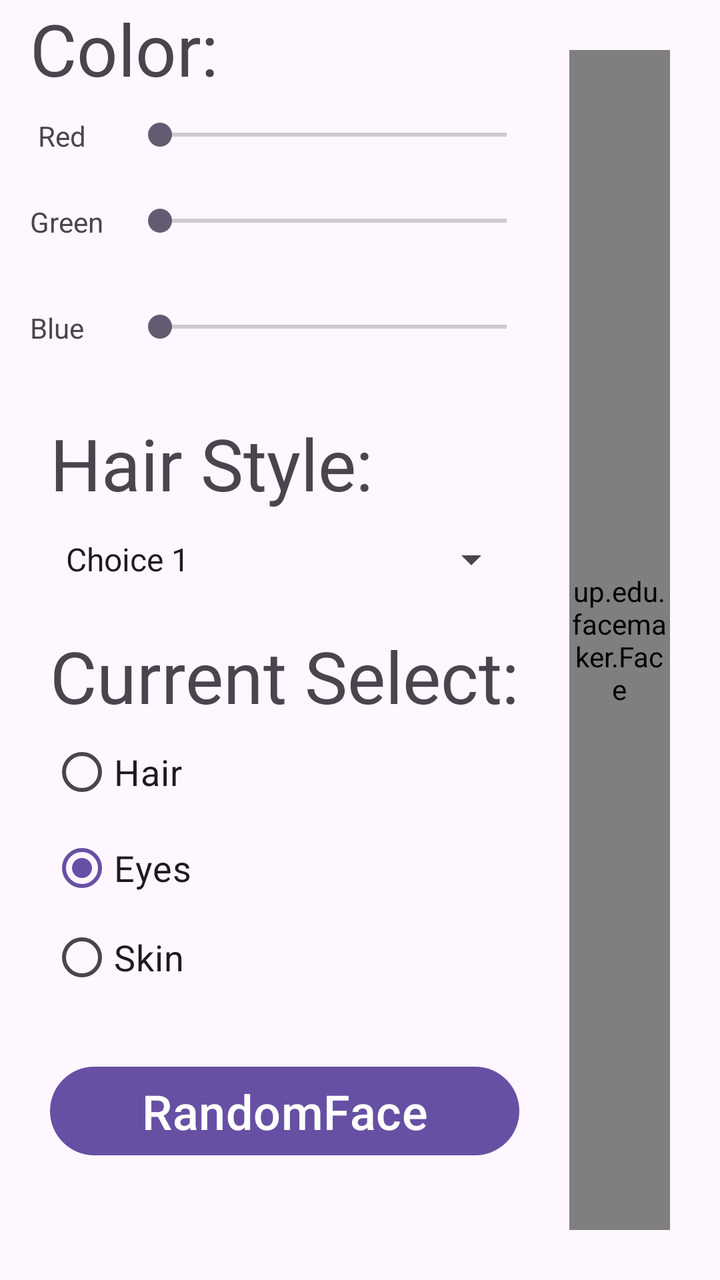
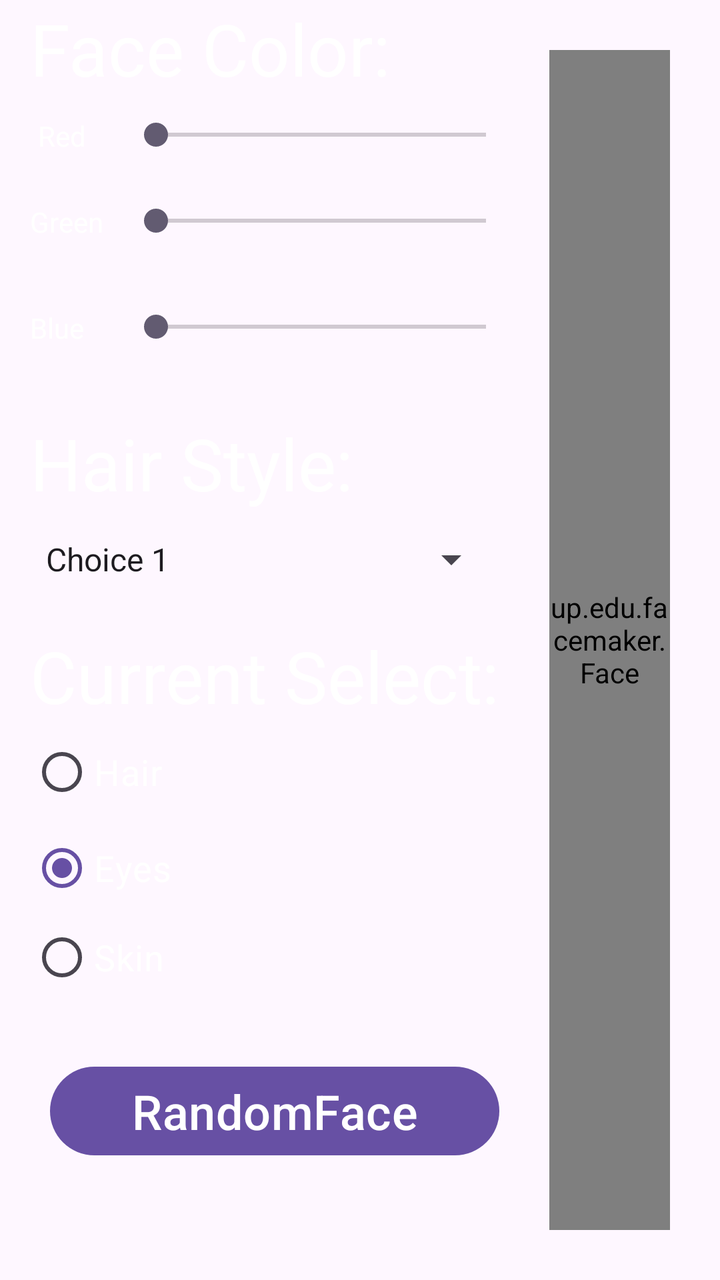

The first picture is an Android layout as it rendered before a commit; the second is the same layout after the commit. The layout source and the unified diff follow.
<!-- AndroidManifest.xml: application theme Theme.FaceMaker -->
<!-- res/layout/activity_main.xml -->
<LinearLayout xmlns:android="http://schemas.android.com/apk/res/android"
    xmlns:tools="http://schemas.android.com/tools"
    android:id="@+id/main"
    android:layout_width="match_parent"
    android:layout_height="match_parent"
    tools:context=".MainActivity">

<LinearLayout

        android:layout_width="match_parent"
        android:layout_height="match_parent"
        android:layout_weight="1"
        android:orientation="vertical">

        <LinearLayout
            android:layout_width="match_parent"
            android:layout_height="match_parent"
            android:orientation="horizontal">

            <LinearLayout
                android:layout_width="wrap_content"
                android:layout_height="match_parent"
                android:layout_marginStart="15dp"
                android:layout_marginEnd="25dp"
                android:orientation="vertical">

                <TextView
                    android:id="@+id/textView"
                    android:layout_width="match_parent"
                    android:layout_height="wrap_content"
                    android:text="Color:"
                    android:textSize="36sp" />

                <LinearLayout
                    android:layout_width="match_parent"
                    android:layout_height="match_parent"
                    android:layout_weight=".6"
                    android:orientation="horizontal">

                    <TextView
                        android:id="@+id/textView9"
                        android:layout_width="match_parent"
                        android:layout_height="wrap_content"
                        android:layout_marginLeft="4dp"
                        android:layout_marginTop="10dp"
                        android:layout_weight="5"
                        android:text="Red" />

                    <Space
                        android:layout_width="wrap_content"
                        android:layout_height="wrap_content"
                        android:layout_weight=".25" />

                    <SeekBar
                        android:id="@+id/seekBar"
                        android:layout_width="match_parent"
                        android:layout_height="wrap_content"
                        android:layout_marginTop="10dp"
                        android:layout_weight="1"
                        android:max="255" />

                </LinearLayout>

                <LinearLayout
                    android:layout_width="match_parent"
                    android:layout_height="match_parent"
                    android:layout_weight=".6"
                    android:orientation="horizontal">

                    <TextView
                        android:id="@+id/textView10"
                        android:layout_width="match_parent"
                        android:layout_height="wrap_content"
                        android:layout_weight="5"
                        android:text="Green" />

                    <Space
                        android:layout_width="wrap_content"
                        android:layout_height="wrap_content"
                        android:layout_weight=".25" />

                    <SeekBar
                        android:id="@+id/seekBar2"
                        android:layout_width="match_parent"
                        android:layout_height="wrap_content"
                        android:layout_weight="1"
                        android:max="255" />
                </LinearLayout>

                <LinearLayout
                    android:layout_width="match_parent"
                    android:layout_height="match_parent"
                    android:layout_weight=".6"
                    android:orientation="horizontal">

                    <TextView
                        android:id="@+id/textView12"
                        android:layout_width="match_parent"
                        android:layout_height="wrap_content"
                        android:layout_weight="5"
                        android:text="Blue" />

                    <Space
                        android:layout_width="wrap_content"
                        android:layout_height="wrap_content"
                        android:layout_weight=".25" />

                    <SeekBar
                        android:id="@+id/seekBar3"
                        android:layout_width="match_parent"
                        android:layout_height="wrap_content"
                        android:layout_weight="1"
                        android:max="255" />
                </LinearLayout>

                <LinearLayout
                    android:layout_width="match_parent"
                    android:layout_height="match_parent"
                    android:layout_marginLeft="10dp"
                    android:layout_weight=".5"
                    android:orientation="vertical">

                    <TextView
                        android:id="@+id/textView2"
                        android:layout_width="match_parent"
                        android:layout_height="wrap_content"
                        android:text="Hair Style:"
                        android:textSize="36sp" />

                    <Spinner
                        android:id="@+id/spinner"
                        android:layout_width="match_parent"
                        android:layout_height="48dp"
                        android:entries="@array/hair_style" />
                </LinearLayout>

                <LinearLayout
                    android:layout_width="match_parent"
                    android:layout_height="match_parent"
                    android:layout_marginLeft="10dp"
                    android:layout_marginTop="-45dp"
                    android:layout_weight=".51"
                    android:orientation="vertical">

                    <TextView
                        android:id="@+id/textView8"
                        android:layout_width="match_parent"
                        android:layout_height="wrap_content"
                        android:text="Current Select:"
                        android:textSize="36sp" />

                    <RadioGroup
                        android:id="@+id/radio_group_options"
                        android:layout_width="match_parent"
                        android:layout_height="match_parent">

                        <RadioButton
                            android:id="@+id/radioButton1"
                            android:layout_width="match_parent"
                            android:layout_height="wrap_content"
                            android:text="Hair"
                            android:textSize="18sp" />

                        <RadioButton
                            android:id="@+id/radioButton2"
                            android:layout_width="match_parent"
                            android:layout_height="wrap_content"
                            android:checked="true"
                            android:text="Eyes"
                            android:textSize="18sp" />

                        <RadioButton
                            android:id="@+id/radioButton3"
                            android:layout_width="match_parent"
                            android:layout_height="wrap_content"
                            android:text="Skin"
                            android:textSize="18sp" />
                    </RadioGroup>

                </LinearLayout>

                <LinearLayout
                    android:layout_width="match_parent"
                    android:layout_height="match_parent"
                    android:layout_marginLeft="10dp"
                    android:layout_weight=".51"
                    android:orientation="vertical">

                    <Button
                        android:id="@+id/button"
                        android:layout_width="match_parent"
                        android:layout_height="wrap_content"
                        android:layout_gravity="center"
                        android:layout_marginTop="30dp"
                        android:text="RandomFace"
                        android:textSize="24sp" />
                </LinearLayout>

            </LinearLayout>

            <LinearLayout
                android:layout_width="match_parent"
                android:layout_height="match_parent"
                android:layout_marginTop="25dp"
                android:layout_marginRight="25dp"
                android:layout_marginBottom="25dp"
                android:orientation="vertical">

                <up.edu.facemaker.Face
                    android:id="@+id/faceview"
                    android:layout_width="match_parent"
                    android:layout_height="match_parent" />
            </LinearLayout>
        </LinearLayout>
    </LinearLayout>
</LinearLayout>
<!-- resources referenced by this layout -->
<resources>
  <string-array name="hair_style">
          <item> Choice 1</item>
          <item>Choice 2</item>
          <item>Choice 3 </item>
      </string-array>
  <style name="Theme.FaceMaker" parent="Base.Theme.FaceMaker" />
  <style name="Base.Theme.FaceMaker" parent="Theme.Material3.DayNight.NoActionBar">
          
          
      </style>
</resources>

<!-- the commit's change to res/layout/activity_main.xml (unified diff, before → after) -->
@@ -28,7 +28,8 @@
                     android:id="@+id/textView"
                     android:layout_width="match_parent"
                     android:layout_height="wrap_content"
-                    android:text="Color:"
+                    android:text="Face Color:"
+                    android:textColor="#FFFFFF"
                     android:textSize="36sp" />
 
                 <LinearLayout
@@ -44,7 +45,8 @@
                         android:layout_marginLeft="4dp"
                         android:layout_marginTop="10dp"
                         android:layout_weight="5"
-                        android:text="Red" />
+                        android:text="Red"
+                        android:textColor="#FFFFFF" />
 
                     <Space
                         android:layout_width="wrap_content"
@@ -72,7 +74,8 @@
                         android:layout_width="match_parent"
                         android:layout_height="wrap_content"
                         android:layout_weight="5"
-                        android:text="Green" />
+                        android:text="Green"
+                        android:textColor="#FFFFFF" />
 
                     <Space
                         android:layout_width="wrap_content"
@@ -98,7 +101,8 @@
                         android:layout_width="match_parent"
                         android:layout_height="wrap_content"
                         android:layout_weight="5"
-                        android:text="Blue" />
+                        android:text="Blue"
+                        android:textColor="#FFFFFF" />
 
                     <Space
                         android:layout_width="wrap_content"
@@ -116,7 +120,7 @@
                 <LinearLayout
                     android:layout_width="match_parent"
                     android:layout_height="match_parent"
-                    android:layout_marginLeft="10dp"
+                    android:layout_marginLeft="0dp"
                     android:layout_weight=".5"
                     android:orientation="vertical">
 
@@ -125,19 +129,21 @@
                         android:layout_width="match_parent"
                         android:layout_height="wrap_content"
                         android:text="Hair Style:"
+                        android:textColor="#FFFFFF"
                         android:textSize="36sp" />
 
                     <Spinner
                         android:id="@+id/spinner"
                         android:layout_width="match_parent"
                         android:layout_height="48dp"
+                        android:textColor="#FFFFFF"
                         android:entries="@array/hair_style" />
                 </LinearLayout>
 
                 <LinearLayout
                     android:layout_width="match_parent"
                     android:layout_height="match_parent"
-                    android:layout_marginLeft="10dp"
+                    android:layout_marginLeft="0dp"
                     android:layout_marginTop="-45dp"
                     android:layout_weight=".51"
                     android:orientation="vertical">
@@ -147,6 +153,7 @@
                         android:layout_width="match_parent"
                         android:layout_height="wrap_content"
                         android:text="Current Select:"
+                        android:textColor="#FFFFFF"
                         android:textSize="36sp" />
 
                     <RadioGroup
@@ -159,6 +166,7 @@
                             android:layout_width="match_parent"
                             android:layout_height="wrap_content"
                             android:text="Hair"
+                            android:textColor="#FFFFFF"
                             android:textSize="18sp" />
 
                         <RadioButton
@@ -167,6 +175,7 @@
                             android:layout_height="wrap_content"
                             android:checked="true"
                             android:text="Eyes"
+                            android:textColor="#FFFFFF"
                             android:textSize="18sp" />
 
                         <RadioButton
@@ -174,6 +183,7 @@
                             android:layout_width="match_parent"
                             android:layout_height="wrap_content"
                             android:text="Skin"
+                            android:textColor="#FFFFFF"
                             android:textSize="18sp" />
                     </RadioGroup>
 
@@ -187,12 +197,13 @@
                     android:orientation="vertical">
 
                     <Button
-                        android:id="@+id/button"
+                        android:id="@+id/randomFace"
                         android:layout_width="match_parent"
                         android:layout_height="wrap_content"
                         android:layout_gravity="center"
                         android:layout_marginTop="30dp"
                         android:text="RandomFace"
+                        android:textColor="#FFFFFF"
                         android:textSize="24sp" />
                 </LinearLayout>
 
